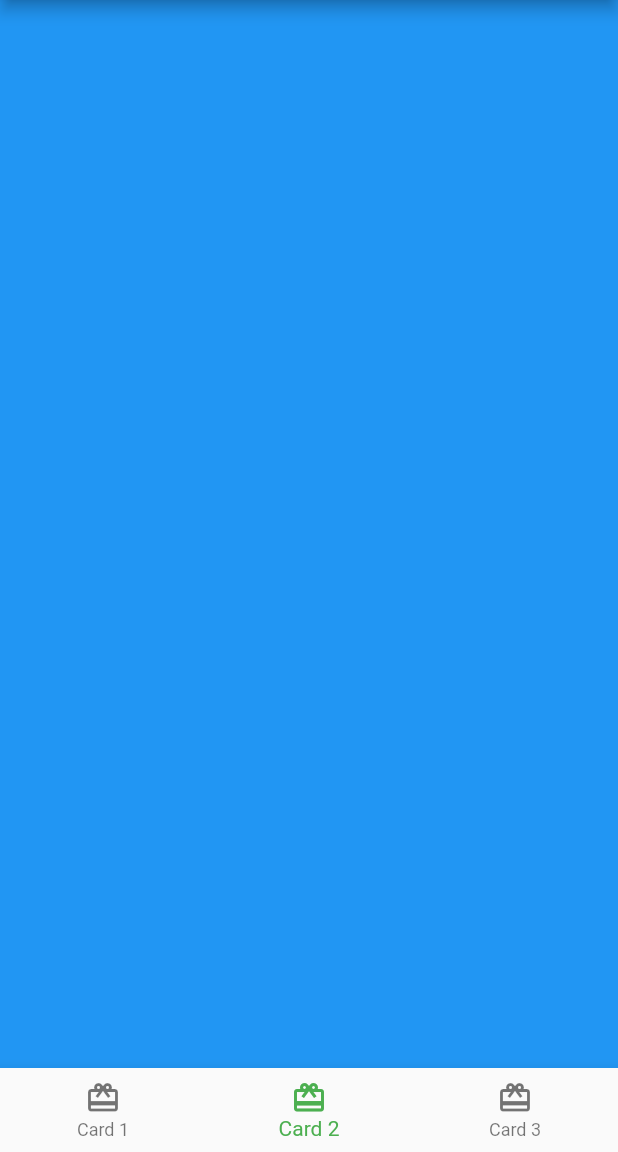
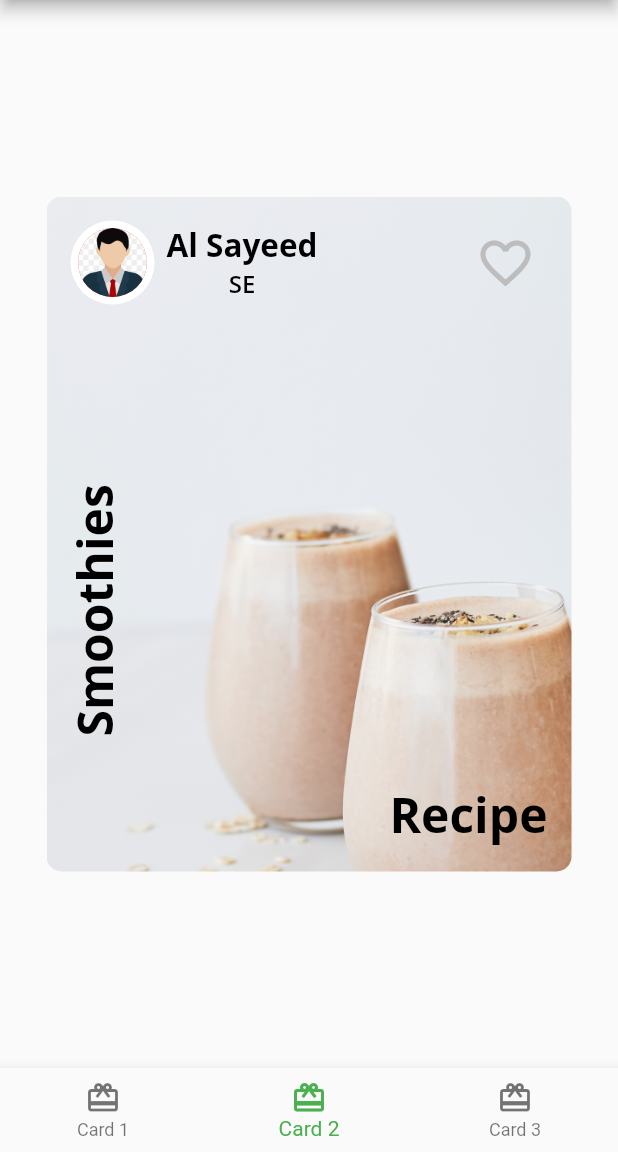
Before and after one commit to alxayeed/fooderlich-2.0, a Flutter app: the screen it shows after launch, item 2 of the bottom bar chosen, on a phone screen of 412 x 824 dp, the part 84-1236 px from its top. Run offline on Flutter 3.47's test engine with Material 2 defaults, Android fonts, the phone set to English and light mode, and no system bars; our stand-ins replace google_fonts.

Commit message:
card2 added

```diff
--- /dev/null
+++ b/lib/author_card.dart
@@ -0,0 +1,57 @@
+import 'package:flutter/material.dart';
+import 'package:fooderlich/circle_image.dart';
+import 'package:fooderlich/fooderlich_theme.dart';
+
+class AuthorCard extends StatelessWidget {
+  final String authorName;
+  final String title;
+  final ImageProvider imageProvider;
+  const AuthorCard(
+      {Key? key,
+      required this.authorName,
+      required this.title,
+      required this.imageProvider})
+      : super(key: key);
+
+  @override
+  Widget build(BuildContext context) {
+    return Container(
+      padding: EdgeInsets.all(16),
+      child: Row(
+        mainAxisAlignment: MainAxisAlignment.spaceBetween,
+        children: [
+          Row(
+            children: [
+              CircleImage(
+                imageProvider: imageProvider,
+                imageRadius: 28.0,
+              ),
+              SizedBox(width: 8),
+              Column(
+                children: [
+                  Text(
+                    authorName,
+                    style: FooderlichTheme.lightTextTheme.headline2,
+                  ),
+                  Text(
+                    title,
+                    style: FooderlichTheme.lightTextTheme.headline3,
+                  ),
+                ],
+              )
+            ],
+          ),
+          IconButton(
+            icon: const Icon(Icons.favorite_border),
+            iconSize: 40,
+            color: Colors.grey[400],
+            onPressed: () {
+              const snackBar = SnackBar(content: Text("Icon pressed"));
+              ScaffoldMessenger.of(context).showSnackBar(snackBar);
+            },
+          )
+        ],
+      ),
+    );
+  }
+}
--- /dev/null
+++ b/lib/card2.dart
@@ -0,0 +1,51 @@
+import 'package:flutter/material.dart';
+import 'package:fooderlich/author_card.dart';
+import 'package:fooderlich/fooderlich_theme.dart';
+
+class Card2 extends StatelessWidget {
+  const Card2({Key? key}) : super(key: key);
+
+  @override
+  Widget build(BuildContext context) {
+    return Center(
+      child: Container(
+        constraints: BoxConstraints.expand(height: 450, width: 350),
+        decoration: BoxDecoration(
+            image: DecorationImage(
+                image: AssetImage('assets/mag5.png'), fit: BoxFit.cover),
+            borderRadius: BorderRadius.all(Radius.circular(10.0))),
+        child: Column(
+          children: [
+            const AuthorCard(
+                authorName: "Al Sayeed",
+                title: "SE",
+                imageProvider: AssetImage("assets/avatar.png")),
+            Expanded(
+              child: Stack(
+                children: [
+                  Positioned(
+                      bottom: 16,
+                      right: 16,
+                      child: Text(
+                        "Recipe",
+                        style: FooderlichTheme.lightTextTheme.headline1,
+                      )),
+                  Positioned(
+                      bottom: 90,
+                      left: 10,
+                      child: RotatedBox(
+                        quarterTurns: 3,
+                        child: Text(
+                          "Smoothies",
+                          style: FooderlichTheme.lightTextTheme.headline1,
+                        ),
+                      ))
+                ],
+              ),
+            )
+          ],
+        ),
+      ),
+    );
+  }
+}
--- /dev/null
+++ b/lib/circle_image.dart
@@ -0,0 +1,21 @@
+import 'package:flutter/material.dart';
+
+class CircleImage extends StatelessWidget {
+  final double imageRadius;
+  final ImageProvider? imageProvider;
+  const CircleImage({Key? key, this.imageRadius = 20.0, this.imageProvider})
+      : super(key: key);
+
+  @override
+  Widget build(BuildContext context) {
+    return CircleAvatar(
+      radius: imageRadius,
+      backgroundColor: Colors.white,
+      child: CircleAvatar(
+        radius: imageRadius - 5,
+        backgroundColor: Colors.red,
+        backgroundImage: imageProvider,
+      ),
+    );
+  }
+}
--- a/lib/home.dart
+++ b/lib/home.dart
@@ -1,5 +1,6 @@
 import 'package:flutter/material.dart';
 import 'package:fooderlich/card1.dart';
+import 'package:fooderlich/card2.dart';
 
 class Home extends StatefulWidget {
   const Home({Key? key}) : super(key: key);
@@ -13,8 +14,7 @@ class _HomeState extends State<Home> {
 
   static List<Widget> pages = [
     Card1(),
-    //TODO: Replace with Card2
-    Container(color: Colors.blue),
+    Card2(),
     //TODO: Replace with Card3
     Container(color: Colors.cyan),
   ];
```
Also changed, not shown: assets/avatar.png (added).
